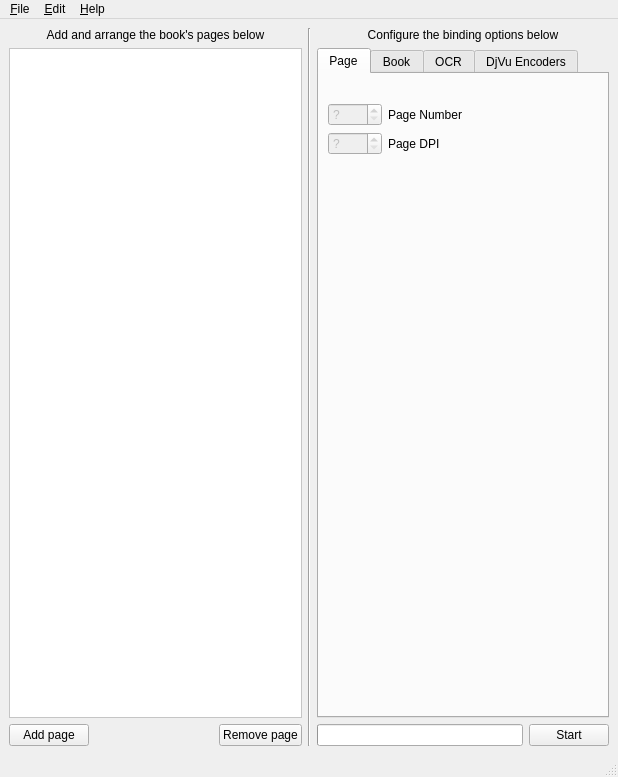
Above: gui.ui from Blender3D/Bindery before the change. Below: the same form after it.
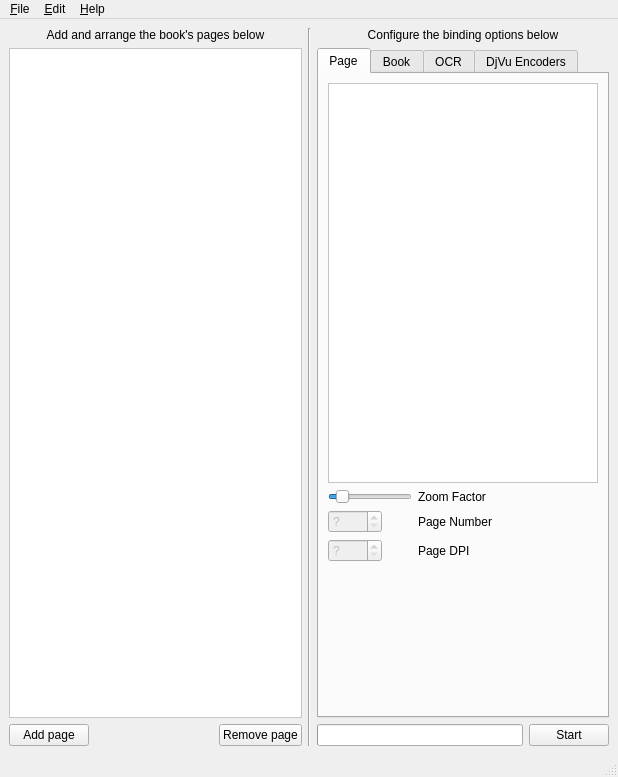
That is the form after the change. The open tabs and pages were chosen to show the change. Icons and pictures are not drawn. Custom widgets are drawn as their Qt base class.

Commit message: Added image previewer, with zooming. Still making it not lock up the GUI...

What changed in the file:
```diff
--- a/gui.ui
+++ b/gui.ui
@@ -143,7 +143,121 @@
           <property name="fieldGrowthPolicy">
            <enum>QFormLayout::AllNonFixedFieldsGrow</enum>
           </property>
-          <item row="1" column="0">
+          <item row="0" column="0" colspan="2">
+           <widget class="QScrollArea" name="scrollArea">
+            <property name="sizePolicy">
+             <sizepolicy hsizetype="Expanding" vsizetype="Fixed">
+              <horstretch>0</horstretch>
+              <verstretch>0</verstretch>
+             </sizepolicy>
+            </property>
+            <property name="minimumSize">
+             <size>
+              <width>0</width>
+              <height>400</height>
+             </size>
+            </property>
+            <property name="palette">
+             <palette>
+              <active>
+               <colorrole role="Base">
+                <brush brushstyle="SolidPattern">
+                 <color alpha="255">
+                  <red>255</red>
+                  <green>255</green>
+                  <blue>255</blue>
+                 </color>
+                </brush>
+               </colorrole>
+               <colorrole role="Window">
+                <brush brushstyle="SolidPattern">
+                 <color alpha="255">
+                  <red>255</red>
+                  <green>255</green>
+                  <blue>255</blue>
+                 </color>
+                </brush>
+               </colorrole>
+              </active>
+              <inactive>
+               <colorrole role="Base">
+                <brush brushstyle="SolidPattern">
+                 <color alpha="255">
+                  <red>255</red>
+                  <green>255</green>
+                  <blue>255</blue>
+                 </color>
+                </brush>
+               </colorrole>
+               <colorrole role="Window">
+                <brush brushstyle="SolidPattern">
+                 <color alpha="255">
+                  <red>255</red>
+                  <green>255</green>
+                  <blue>255</blue>
+                 </color>
+                </brush>
+               </colorrole>
+              </inactive>
+              <disabled>
+               <colorrole role="Base">
+                <brush brushstyle="SolidPattern">
+                 <color alpha="255">
+                  <red>255</red>
+                  <green>255</green>
+                  <blue>255</blue>
+                 </color>
+                </brush>
+               </colorrole>
+               <colorrole role="Window">
+                <brush brushstyle="SolidPattern">
+                 <color alpha="255">
+                  <red>255</red>
+                  <green>255</green>
+                  <blue>255</blue>
+                 </color>
+                </brush>
+               </colorrole>
+              </disabled>
+             </palette>
+            </property>
+            <property name="widgetResizable">
+             <bool>true</bool>
+            </property>
+            <widget class="QWidget" name="scrollAreaWidgetContents">
+             <property name="geometry">
+              <rect>
+               <x>0</x>
+               <y>0</y>
+               <width>266</width>
+               <height>398</height>
+              </rect>
+             </property>
+             <layout class="QGridLayout" name="gridLayout">
+              <property name="margin">
+               <number>0</number>
+              </property>
+              <property name="spacing">
+               <number>0</number>
+              </property>
+              <item row="0" column="0">
+               <widget class="ImageViewerLabel" name="imageViewer">
+                <property name="sizePolicy">
+                 <sizepolicy hsizetype="Ignored" vsizetype="Ignored">
+                  <horstretch>0</horstretch>
+                  <verstretch>0</verstretch>
+                 </sizepolicy>
+                </property>
+                <property name="scaledContents">
+                 <bool>true</bool>
+                </property>
+               </widget>
+              </item>
+             </layout>
+            </widget>
+           </widget>
+          </item>
+          <item row="3" column="0">
            <widget class="QSpinBox" name="pageNumber">
             <property name="enabled">
              <bool>false</bool>
@@ -165,14 +279,14 @@
             </property>
            </widget>
           </item>
-          <item row="1" column="1">
+          <item row="3" column="1">
            <widget class="QLabel" name="pageNumberLabel">
             <property name="text">
              <string>Page Number</string>
             </property>
            </widget>
           </item>
-          <item row="2" column="0">
+          <item row="4" column="0">
            <widget class="QSpinBox" name="pageDPI">
             <property name="enabled">
              <bool>false</bool>
@@ -200,17 +314,30 @@
             </property>
            </widget>
           </item>
-          <item row="2" column="1">
+          <item row="4" column="1">
            <widget class="QLabel" name="pageDPILabel">
             <property name="text">
              <string>Page DPI</string>
             </property>
            </widget>
           </item>
-          <item row="0" column="0" colspan="2">
-           <widget class="QLabel" name="graphicsView">
+          <item row="2" column="1">
+           <widget class="QLabel" name="zoomFactorLabel">
             <property name="text">
-             <string/>
+             <string>Zoom Factor</string>
+            </property>
+           </widget>
+          </item>
+          <item row="2" column="0">
+           <widget class="QSlider" name="zoomFactor">
+            <property name="maximum">
+             <number>10</number>
+            </property>
+            <property name="sliderPosition">
+             <number>1</number>
+            </property>
+            <property name="orientation">
+             <enum>Qt::Horizontal</enum>
             </property>
            </widget>
           </item>
@@ -582,6 +709,11 @@
    <extends>QListWidget</extends>
    <header>BookListWidget</header>
   </customwidget>
+  <customwidget>
+   <class>ImageViewerLabel</class>
+   <extends>QLabel</extends>
+   <header>BookListWidget</header>
+  </customwidget>
  </customwidgets>
  <resources>
   <include location="resources.qrc"/>
```
Left out of the diff: 2 changed lines with no effect on the pictures. The commit also changes 6 other files.
